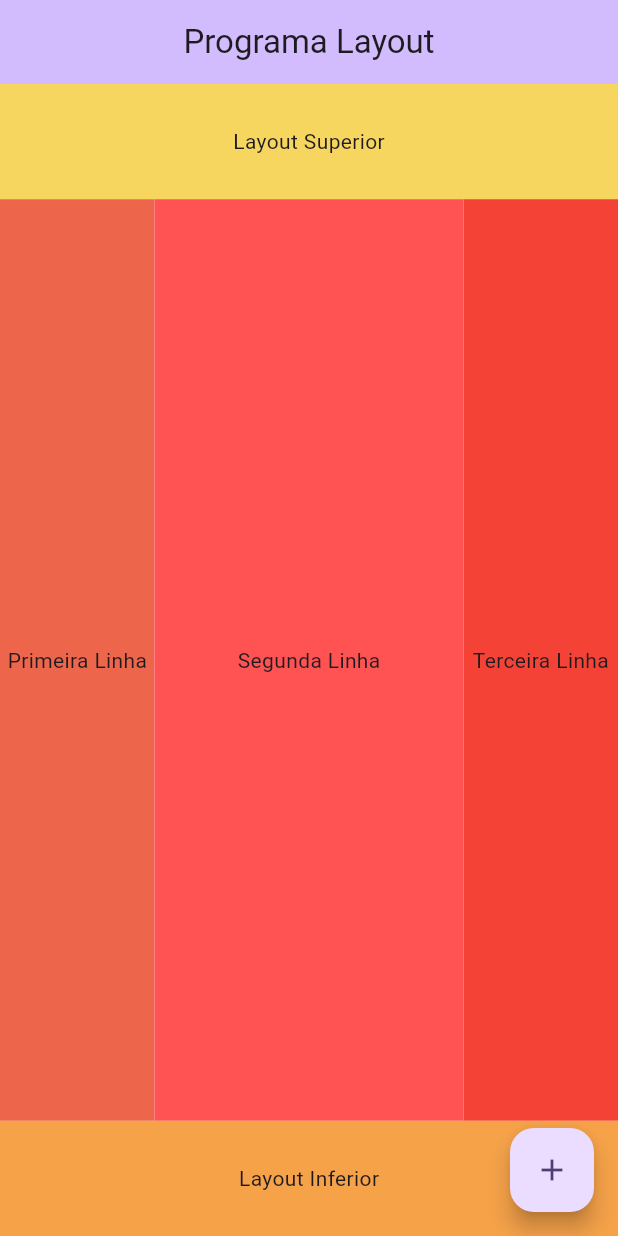
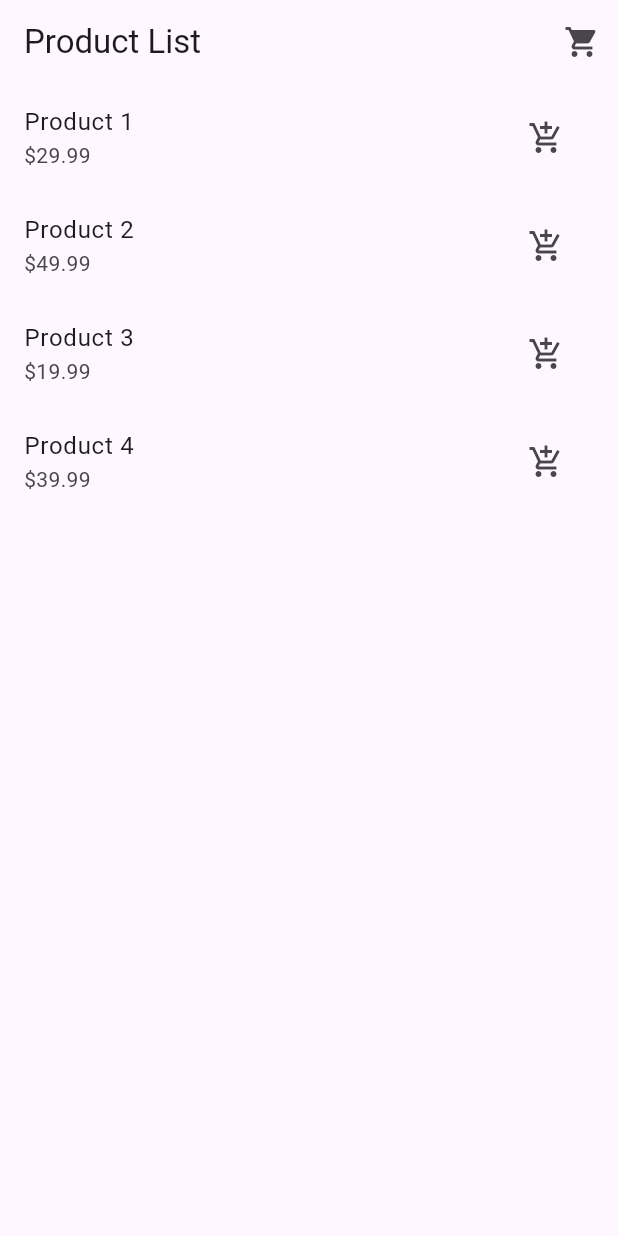
Before and after one commit to Neves5/App-Layout, a Flutter app: the screen it shows after launch, on a phone screen of 412 x 824 dp. Run offline on Flutter 3.47's test engine with Material 3 defaults, Android fonts, the phone set to English and light mode, and no system bars.

Commit message:
Update main.dart

```diff
--- a/lib/main.dart
+++ b/lib/main.dart
@@ -1,103 +1,106 @@
 import 'package:flutter/material.dart';
 
 void main() {
-  runApp(const App());
+  runApp(MyApp());
 }
 
-class App extends StatelessWidget {
-  const App({super.key});
-
+class MyApp extends StatelessWidget {
   @override
   Widget build(BuildContext context) {
     return MaterialApp(
-      debugShowCheckedModeBanner: false,
-      title: 'Layout',
+      title: 'Shopping App',
       theme: ThemeData(
-        colorScheme: ColorScheme.fromSeed(seedColor: Colors.deepPurple),
-        useMaterial3: true,
+        primarySwatch: Colors.blue,
       ),
-      home: const MyHomePage(title: 'Programa Layout'),
+      home: ProductListPage(),
     );
   }
 }
 
-class MyHomePage extends StatefulWidget {
-  const MyHomePage({
-    super.key,
-    required this.title,
-  });
+class Product {
+  final String name;
+  final double price;
 
-  final String title;
-
-  @override
-  State<MyHomePage> createState() => _MyHomePageState();
+  Product(this.name, this.price);
 }
 
-class _MyHomePageState extends State<MyHomePage> {
+class ProductListPage extends StatefulWidget {
+  @override
+  _ProductListPageState createState() => _ProductListPageState();
+}
+
+class _ProductListPageState extends State<ProductListPage> {
+  final List<Product> _products = [
+    Product('Product 1', 29.99),
+    Product('Product 2', 49.99),
+    Product('Product 3', 19.99),
+    Product('Product 4', 39.99),
+  ];
+
+  final List<Product> _cart = [];
+
+  void _addToCart(Product product) {
+    setState(() {
+      _cart.add(product);
+    });
+  }
+
   @override
   Widget build(BuildContext context) {
     return Scaffold(
       appBar: AppBar(
-        backgroundColor: Theme.of(context).colorScheme.inversePrimary,
-        title: Text(widget.title),
-        centerTitle: true,
+        title: Text('Product List'),
+        actions: [
+          IconButton(
+            icon: Icon(Icons.shopping_cart),
+            onPressed: () {
+              Navigator.push(
+                context,
+                MaterialPageRoute(builder: (context) => CartPage(_cart)),
+              );
+            },
+          )
+        ],
       ),
-      body: Center(
-        child: Column(
-          mainAxisAlignment: MainAxisAlignment.spaceEvenly,
-          children: [
-            Expanded(
-              child: Container(
-                alignment: Alignment.center,
-                color: const Color.fromARGB(255, 247, 214, 96),
-                child: const Text('Layout Superior'),
-              ),
+      body: ListView.builder(
+        itemCount: _products.length,
+        itemBuilder: (context, index) {
+          final product = _products[index];
+          return ListTile(
+            title: Text(product.name),
+            subtitle: Text('\$${product.price}'),
+            trailing: IconButton(
+              icon: Icon(Icons.add_shopping_cart),
+              onPressed: () => _addToCart(product),
             ),
-            Expanded(
-              flex: 8,
-              child: Row(
-                mainAxisAlignment: MainAxisAlignment.spaceEvenly,
-                children: [
-                  Expanded(
-                    child: Container(
-                      alignment: Alignment.center,
-                      color: const Color.fromARGB(255, 237, 102, 76),
-                      child: const   Text('Primeira Linha'),
-                    ),
-                  ),
-                   Expanded(
-                    flex: 2,
-                    child: Container(
-                      alignment: Alignment.center,
-                      color: Colors.redAccent,
-                      child: const Text('Segunda Linha'),
-                    ),
-                  ),
-                Expanded(
-                    child: Container(
-                      alignment: Alignment.center,
-                      color: Colors.red,
-                      child: const Text('Terceira Linha'),
-                    ),
-                  ),
-                ],
-              ),
-            ),
-            Expanded(
-              child: Container(
-                alignment: Alignment.center,
-                color: const Color.fromARGB(255, 245, 162, 73),
-                child: const Text('Layout Inferior'),
-              ),
-            ),
-          ],
-        ),
-      ),
-      floatingActionButton: FloatingActionButton(
-        onPressed: () {},
-        tooltip: 'Increment',
-        child: const Icon(Icons.add),
+          );
+        },
       ),
     );
   }
 }
+
+class CartPage extends StatelessWidget {
+  final List<Product> cart;
+
+  CartPage(this.cart);
+
+  @override
+  Widget build(BuildContext context) {
+    return Scaffold(
+      appBar: AppBar(
+        title: Text('Cart'),
+      ),
+      body: ListView.builder(
+        itemCount: cart.length,
+        itemBuilder: (context, index) {
+          final product = cart[index];
+          return ListTile(
+            title: Text(product.name),
+            subtitle: Text('\$${product.price}'),
+          );
+        },
+      ),
+    );
+  }
+}
```
